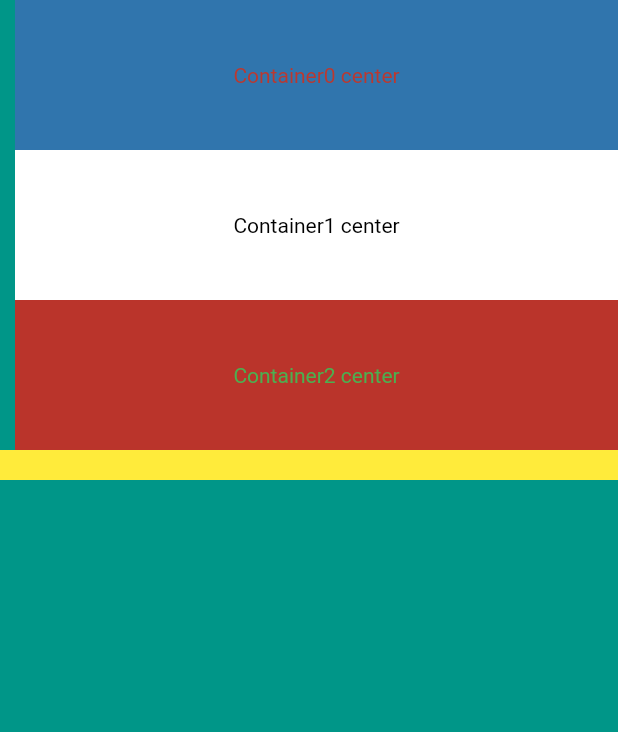
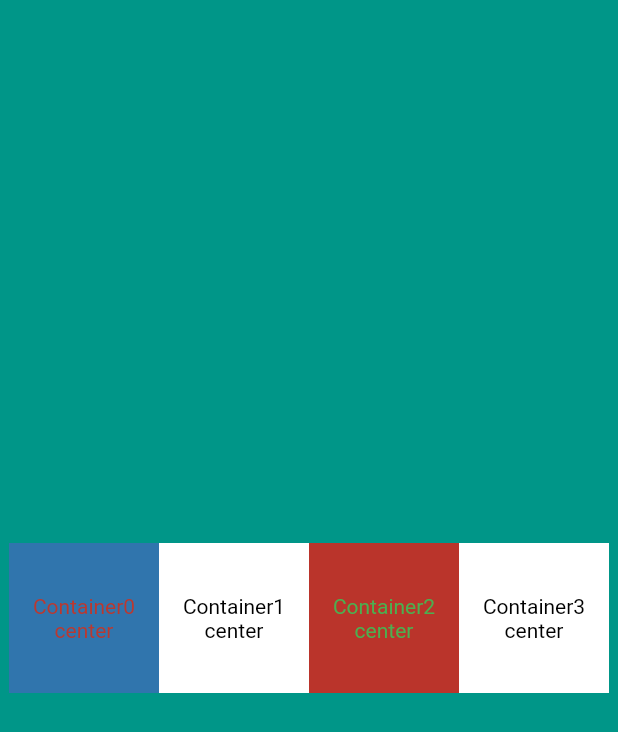
Before and after one commit to haguremon/layout_widgets_0, a Flutter app: the screen it shows after launch, on a phone screen of 412 x 824 dp. Shown: the top 732 px of the screen. Run offline on Flutter 3.47's test engine with Material 2 defaults, Android fonts, the phone set to English and light mode, and no system bars.

Commit message:
About Row

```diff
--- a/lib/main.dart
+++ b/lib/main.dart
@@ -18,7 +18,7 @@ class  extends StatelessWidget {
 }
 */
 //StatelessWidgetによってホットリードができるらしい
-class  MyApp extends StatelessWidget {
+class MyApp extends StatelessWidget {
   @override
   Widget build(BuildContext context) {
     return MaterialApp(
@@ -28,23 +28,22 @@ class  MyApp extends StatelessWidget {
         body: SafeArea(
           child: Center(
               //Columnを使うことによって子ウィジェットを縦に並べて表示する事ができる
-              child: Column(
+              child: Row(
             //mainAxisAlignmentはchildrenの配置についてかな　MainAxisSize.minだと全く意味ない
-               //mainAxisAlignment: MainAxisAlignment.center,
+            // mainAxisAlignment: MainAxisAlignment.center,
             //mainAxisAlignment: MainAxisAlignment.end,
             //mainAxisAlignment: MainAxisAlignment.spaceAround,
             //mainAxisAlignment: MainAxisAlignment.spaceBetween,
             //mainAxisAlignment: MainAxisAlignment.start, //デフォ
-               //mainAxisSize: MainAxisSize.max,//column自体が小さくなる //デフォMainAxisSize.max
+            mainAxisSize:
+                MainAxisSize.min, //column自体が小さくなる //デフォMainAxisSize.max
             //verticalDirection: VerticalDirection.up,//VerticalDirection.upすると物理的に画面を逆転したみたいになる
             //crossAxisAlignmentを使って交差する軸を揃える
-            crossAxisAlignment: CrossAxisAlignment.stretch,//stretchは中点で揃える
+            //crossAxisAlignment: CrossAxisAlignment.stretch,//stretchは中点で揃える
 
             children: [
               Container(
-                margin: const EdgeInsets.only(left: 10),
-                padding: const EdgeInsets.all(10),
-                height: 100.0,
+                height: 100,
                 width: 100,
                 color: const Color.fromARGB(255, 48, 117, 173),
                 child: const Center(
@@ -58,9 +57,7 @@ class  MyApp extends StatelessWidget {
                 ),
               ),
               Container(
-                margin: const EdgeInsets.only(left: 10),
-                padding: const EdgeInsets.all(10),
-                height: 100.0,
+                height: 100,
                 width: 100,
                 color: Colors.white,
                 child: const Center(
@@ -74,9 +71,7 @@ class  MyApp extends StatelessWidget {
                 ),
               ),
               Container(
-                margin: const EdgeInsets.only(left: 10),
-                padding: const EdgeInsets.all(10),
-                height: 100.0,
+                height: 100,
                 width: 100,
                 color: const Color.fromARGB(255, 186, 52, 43),
                 child: const Center(
@@ -90,9 +85,18 @@ class  MyApp extends StatelessWidget {
                 ),
               ),
               Container(
-                width: double.infinity,
-                height: 20,
-                color: Colors.yellow,
+                height: 100,
+                width: 100,
+                color: Colors.white,
+                child: const Center(
+                  child: Text(
+                    'Container3 center',
+                    textAlign: TextAlign.center,
+                    style: TextStyle(
+                      color: Colors.black,
+                    ),
+                  ),
+                ),
               )
             ],
           )),
```
Lines whose indentation alone changed are shown as unchanged.
